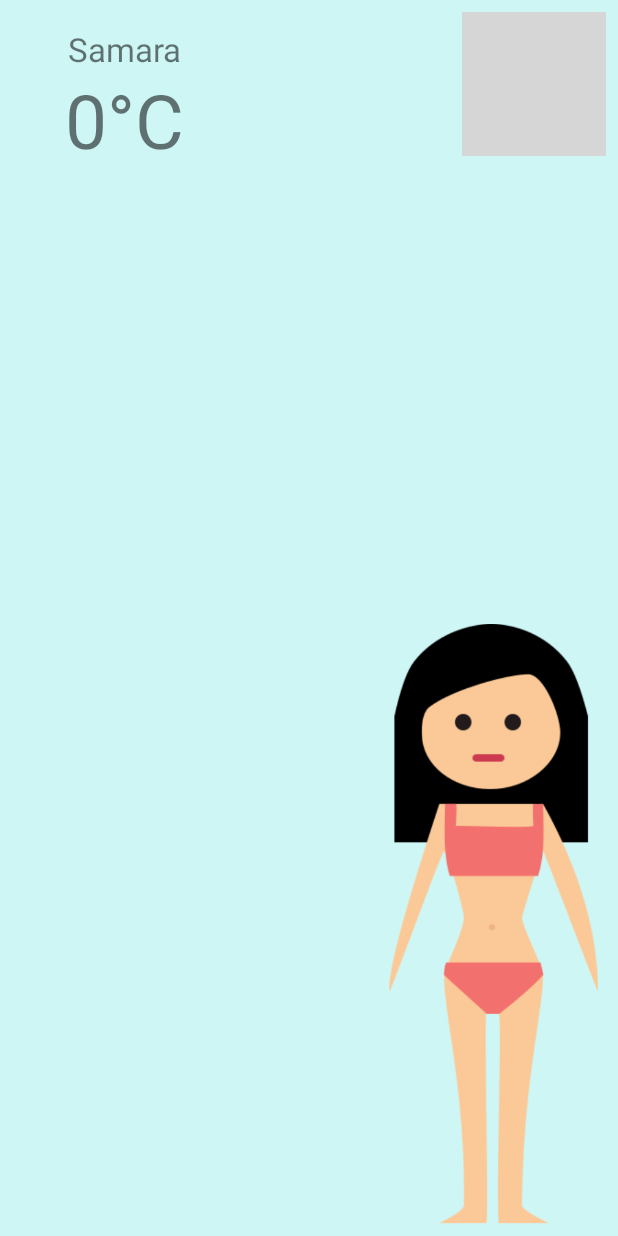
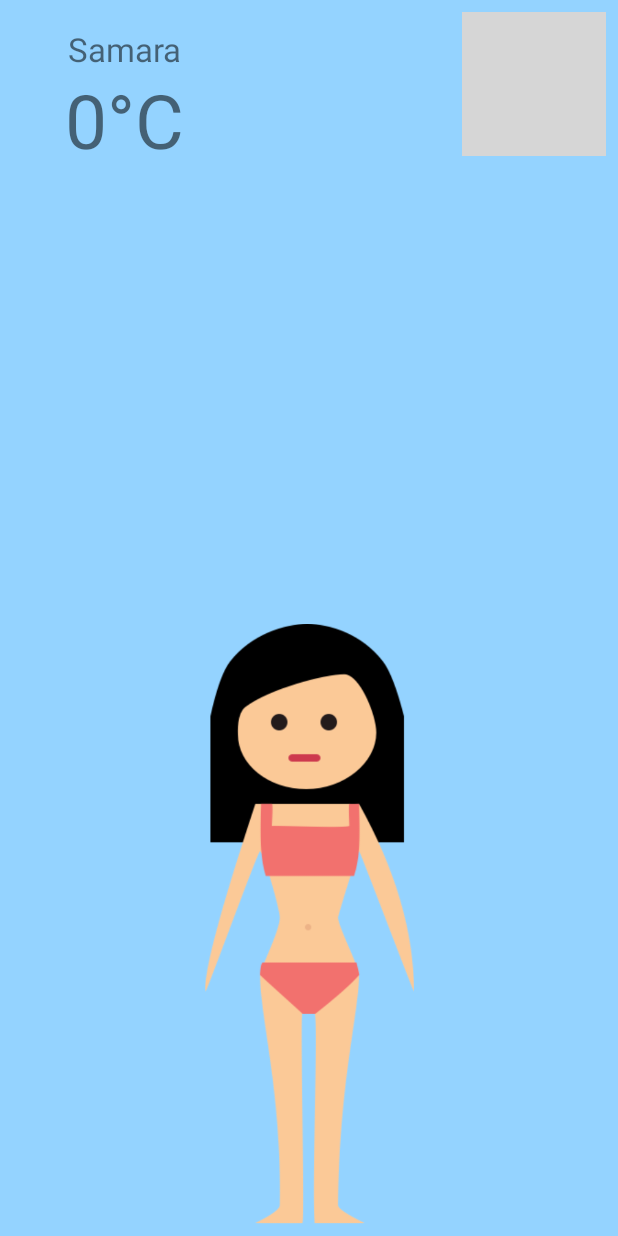
Before and after one commit to GuryevaPolina/WhatToWear, an Android app: the ClosetActivity screen opened directly, with no data from a screen before it, on a phone screen of 412 x 824 dp. Run offline under Robolectric (Android 15) with nearby library versions, the phone set to English and light mode, and no system bars; 5 statements that could not run were skipped; grey boxes are pictures that could not be loaded.

Commit message:
add alert for choosing gender change layout

```diff
--- a/app/src/main/java/edu/adm/spbstu/whattowear/ClosetActivity.java
+++ b/app/src/main/java/edu/adm/spbstu/whattowear/ClosetActivity.java
@@ -1,36 +1,42 @@
 package edu.adm.spbstu.whattowear;
 
 import android.annotation.SuppressLint;
-import android.content.Context;
-import android.graphics.Color;
-import android.os.Handler;
 import android.support.constraint.ConstraintLayout;
+import android.support.v7.app.AlertDialog;
 import android.support.v7.app.AppCompatActivity;
 import android.os.Bundle;
-import android.util.Log;
 import android.widget.TextView;
-import android.widget.Toast;
-
-import org.json.JSONException;
-import org.json.JSONObject;
-
-import java.text.DateFormat;
-import java.util.Date;
-import java.util.Locale;
-import java.util.concurrent.ExecutionException;
 
 public class ClosetActivity extends AppCompatActivity {
 
     private ConstraintLayout constraintLayout;
     TextView city, temperature, precip;
     String currCity = "Samara";
+    boolean isWoman = true;
 
     @Override
     protected void onCreate(Bundle savedInstanceState) {
         super.onCreate(savedInstanceState);
 
         loadViews();
+        showGenderAlert();
         updateWeather();
+
+    }
+
+    void showGenderAlert() {
+        AlertDialog.Builder builder = new AlertDialog.Builder(this);
+
+        builder.setTitle("Choose gender, please");
+        String[] items = {"male", "female"};
+        builder.setItems(items, (dialog, which) -> {
+            switch (which) {
+                case 0: isWoman = false; break;
+                case 1: isWoman = true; break;
+            }
+        });
+        AlertDialog alert = builder.create();
+        alert.show();
     }
 
     void updateWeather() {
@@ -44,7 +50,7 @@ public class ClosetActivity extends AppCompatActivity {
     void loadViews() {
         setContentView(R.layout.activity_closet);
         constraintLayout = findViewById(R.id.view2);
-        constraintLayout.setBackgroundColor(Color.parseColor("#CEF6F5"));
+        constraintLayout.setBackgroundColor(getResources().getColor(R.color.backgroundClothet));
         city = findViewById(R.id.city);
         temperature = findViewById(R.id.temperature);
         precip = findViewById(R.id.precip);
--- a/app/src/main/res/layout/activity_closet.xml
+++ b/app/src/main/res/layout/activity_closet.xml
@@ -13,11 +13,11 @@
         android:layout_width="150dp"
         android:layout_height="400dp"
         android:layout_marginBottom="8dp"
-        android:layout_marginEnd="8dp"
-        android:layout_marginRight="8dp"
         android:contentDescription="@string/app_name"
         app:layout_constraintBottom_toBottomOf="parent"
         app:layout_constraintEnd_toEndOf="parent"
+        app:layout_constraintHorizontal_bias="0.5"
+        app:layout_constraintStart_toStartOf="parent"
         app:srcCompat="@drawable/girl" />
 
 
@@ -61,16 +61,16 @@
         app:layout_constraintTop_toBottomOf="@+id/temperature" />
 
     <ImageButton
-        android:contentDescription="@string/settings_button_content_description"
-        android:id="@+id/imageButton4"
+        android:id="@+id/imageButton5"
         android:layout_width="wrap_content"
         android:layout_height="wrap_content"
         android:layout_marginEnd="8dp"
         android:layout_marginRight="8dp"
         android:layout_marginTop="8dp"
-        android:background="#FFFFFF"
+        android:background="@null"
         app:layout_constraintEnd_toEndOf="parent"
         app:layout_constraintTop_toTopOf="parent"
         app:srcCompat="@drawable/settings" />
 
+
 </android.support.constraint.ConstraintLayout>
--- a/app/src/main/res/values/colors.xml
+++ b/app/src/main/res/values/colors.xml
@@ -1,6 +1,7 @@
 <?xml version="1.0" encoding="utf-8"?>
 <resources>
-    <color name="colorPrimary">#3F51B5</color>
-    <color name="colorPrimaryDark">#303F9F</color>
+    <color name="colorPrimary">#727ce9</color>
+    <color name="colorPrimaryDark">#000000</color>
     <color name="colorAccent">#FF4081</color>
+    <color name="backgroundClothet">#94d3ff</color>
 </resources>
```
Also changed, not shown: app/src/main/java/edu/adm/spbstu/whattowear/CityPreference.java (deleted, +0 -23 lines).
